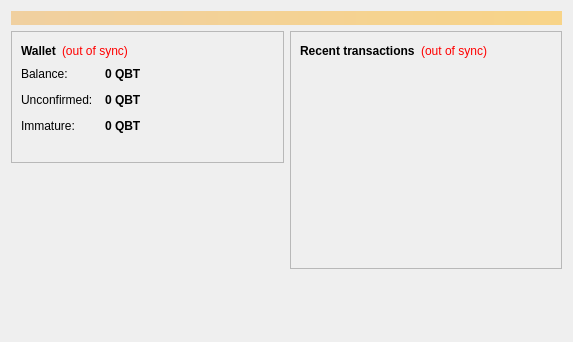
The window that src/qt/forms/overviewpage.ui (qubitcoin/QubitCoin) describes before a commit, drawn with Qt 5.
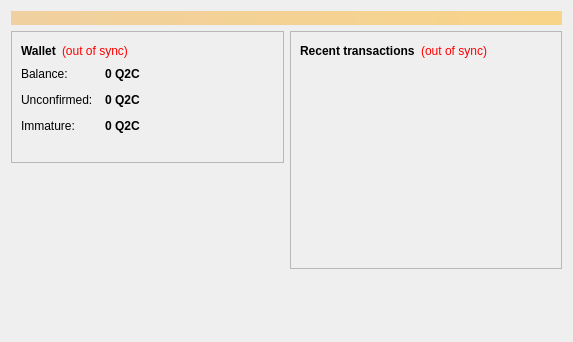
The same window after the commit. Icons and pictures are not drawn.

The edit to the form file:
```diff
--- a/src/qt/forms/overviewpage.ui
+++ b/src/qt/forms/overviewpage.ui
@@ -122,7 +122,7 @@
                <string>Your current balance</string>
               </property>
               <property name="text">
-               <string notr="true">0 QBT</string>
+               <string notr="true">0 Q2C</string>
               </property>
               <property name="textInteractionFlags">
                <set>Qt::LinksAccessibleByMouse|Qt::TextSelectableByKeyboard|Qt::TextSelectableByMouse</set>
@@ -151,7 +151,7 @@
                <string>Total of transactions that have yet to be confirmed, and do not yet count toward the current balance</string>
               </property>
               <property name="text">
-               <string notr="true">0 QBT</string>
+               <string notr="true">0 Q2C</string>
               </property>
               <property name="textInteractionFlags">
                <set>Qt::LinksAccessibleByMouse|Qt::TextSelectableByKeyboard|Qt::TextSelectableByMouse</set>
@@ -177,7 +177,7 @@
                <string>Mined balance that has not yet matured</string>
               </property>
               <property name="text">
-               <string notr="true">0 QBT</string>
+               <string notr="true">0 Q2C</string>
               </property>
               <property name="textInteractionFlags">
                <set>Qt::LinksAccessibleByMouse|Qt::TextSelectableByKeyboard|Qt::TextSelectableByMouse</set>
```
